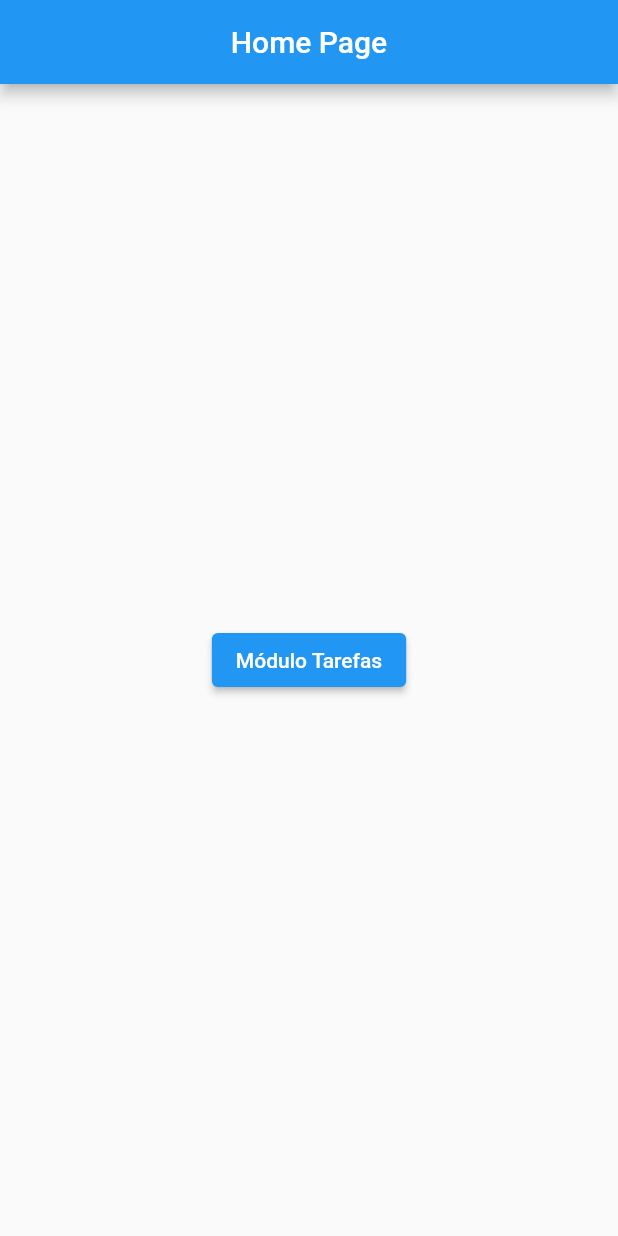
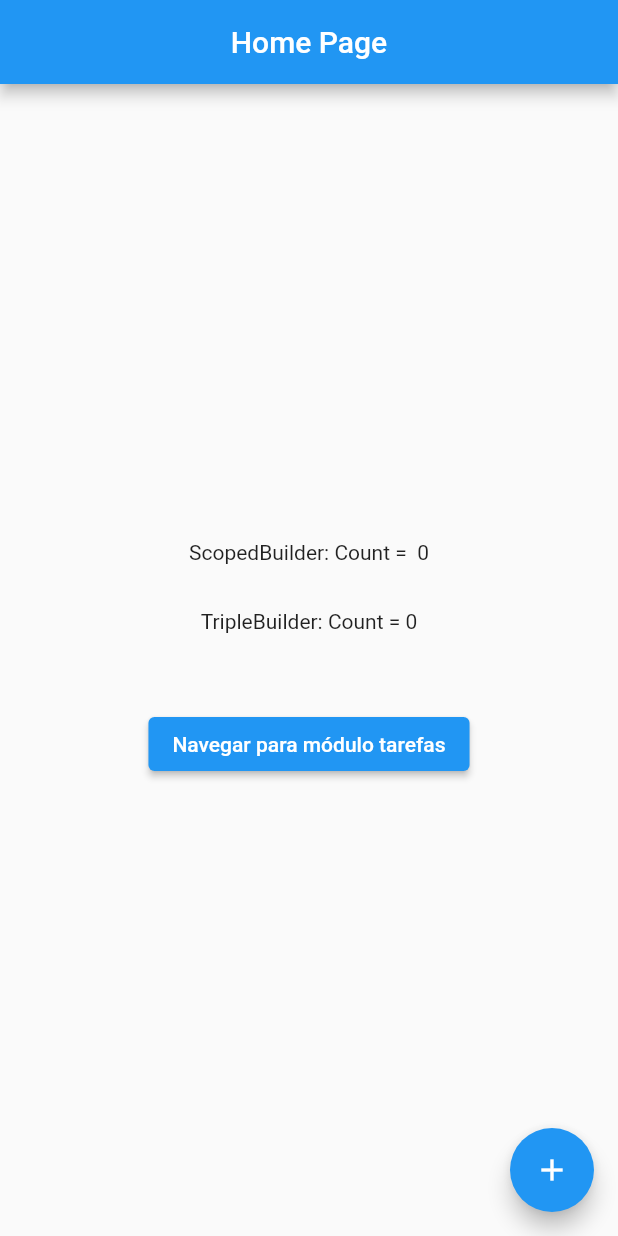
Before and after one commit to rodrigodittrich/flutter_triple_exemple, a Flutter app: the screen it shows after launch, on a phone screen of 412 x 824 dp. Run offline on Flutter 3.47's test engine with Material 2 defaults, Android fonts, the phone set to English and light mode, and no system bars; our stand-ins replace flutter_modular, flutter_triple.

Commit message:
# Adicionado triple - exemplo count_store

```diff
--- a/lib/src/home_module/home_module.dart
+++ b/lib/src/home_module/home_module.dart
@@ -1,8 +1,14 @@
 import 'package:flutter_modular/flutter_modular.dart';
+import 'package:flutter_triple_exemple/src/home_module/count_store.dart';
 import 'package:flutter_triple_exemple/src/home_module/home_page.dart';
 import 'package:flutter_triple_exemple/src/task_module/task_module_module.dart';
 
 class HomeModule extends Module {
+
+  @override
+  void binds(Injector i) {
+    i.add(CountStore.new);
+  }
 
   @override
   void routes(r) {
--- a/lib/src/home_module/home_page.dart
+++ b/lib/src/home_module/home_page.dart
@@ -1,19 +1,57 @@
 import 'package:flutter/material.dart';
 import 'package:flutter_modular/flutter_modular.dart';
+import 'package:flutter_triple/flutter_triple.dart';
+import 'package:flutter_triple_exemple/src/home_module/count_store.dart';
 
-class HomePage extends StatelessWidget {
+class HomePage extends StatefulWidget {
+  const HomePage({ super.key });
 
-  const HomePage({ super.key });
+  @override
+  State<HomePage> createState() => _HomePageState();
+}
+
+class _HomePageState extends State<HomePage> {
+  var store = Modular.get<CountStore>();
+
+  @override
+  void initState() {
+    super.initState();
+    store.observer(
+      onError: (error) => print(error.toString()),
+      onLoading: (loading) => print(loading)
+    );
+  }
 
   @override
   Widget build(BuildContext context) {
     return Scaffold(
       appBar: AppBar(title: const Text('Home Page'), centerTitle: true),
-           body: Center(
+      body: Column(
+        mainAxisAlignment: MainAxisAlignment.center,
+        children: [
+          ScopedBuilder(
+            store: store,
+            onLoading: (context) => const CircularProgressIndicator(),
+            onError: (context, error) => Text(error.toString()),
+            onState: (context, state) => Text('ScopedBuilder: Count =  $state'),
+          ),
+          const SizedBox(height: 30),
+          TripleBuilder(
+            store: store,
+            builder: (context, triple) => Text('TripleBuilder: Count = ${triple.state}'),
+          ),
+          const SizedBox(height: 50),
+          Center(
             child: ElevatedButton(
               onPressed: () => Modular.to.navigate('/task-module/'),
-              child: const Text('Módulo Tarefas')
+              child: const Text('Navegar para módulo tarefas')
             ),
+          ),
+        ],
+      ),
+      floatingActionButton: FloatingActionButton(
+        onPressed: () => store.increment(),
+        child: const Icon(Icons.add),
       ),
     );
   }
--- a/pubspec.yaml
+++ b/pubspec.yaml
@@ -14,6 +14,7 @@ dependencies:
     sdk: flutter
 
   flutter_modular: 6.0.0+2
+  flutter_triple: ^3.0.0
 
 dev_dependencies:
   flutter_test:
```
Also changed, not shown: lib/src/home_module/count_store.dart (added, +18 -0 lines). Lines whose indentation alone changed are shown as unchanged.
